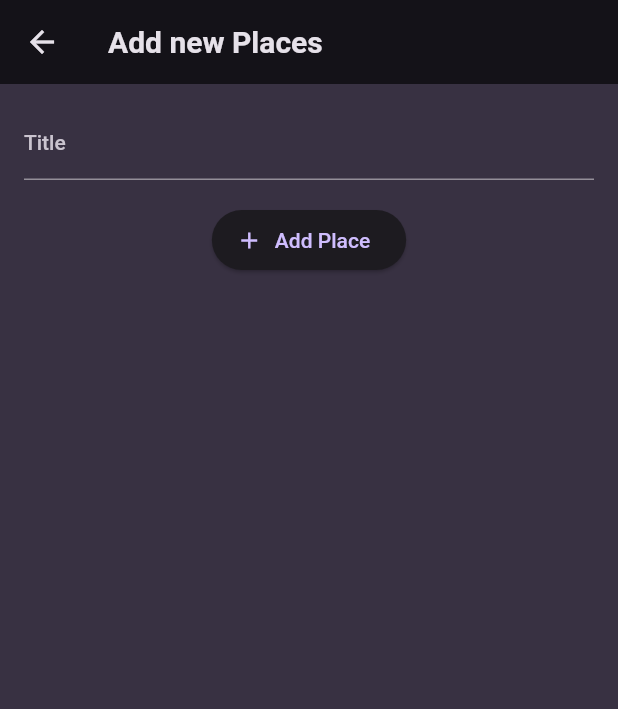
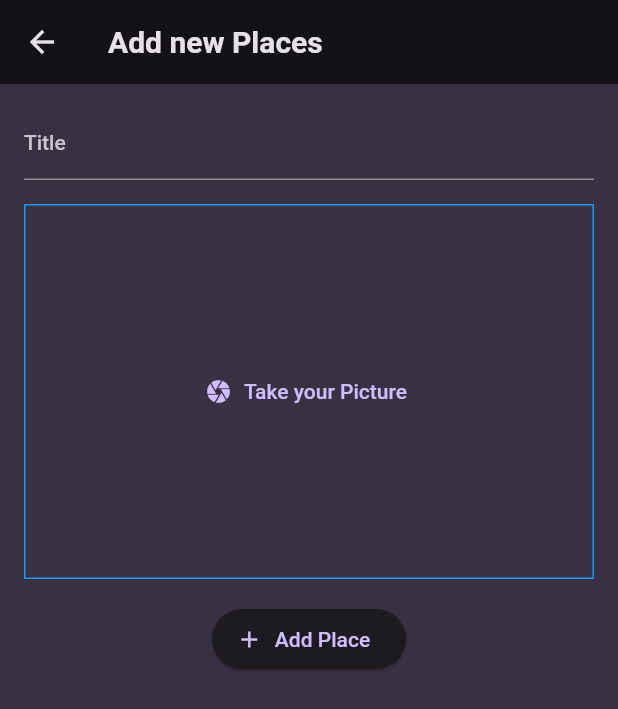
Before and after one commit to thinkofyashh/favorite_places, a Flutter app: the AddPlaceScreen screen opened directly, on a phone screen of 412 x 824 dp. Shown: the top 709 px of the screen. Run offline on Flutter 3.47's test engine with Material 2 defaults, Android fonts, the phone set to English and light mode, and no system bars; our stand-ins replace flutter_riverpod, google_fonts, image_picker; missing offline and left inert: dart:ffi.

Commit message:
using the device camera for taking pictures.

```diff
--- a/lib/screens/add_places.dart
+++ b/lib/screens/add_places.dart
@@ -1,6 +1,8 @@
+import 'package:favorite_places/widgets/imageinput.dart';
 import 'package:flutter/material.dart';
 import 'package:flutter_riverpod/flutter_riverpod.dart';
 import 'package:favorite_places/providers/user_places.dart';
+import 'package:image_picker/image_picker.dart';
 class AddPlaceScreen extends ConsumerStatefulWidget {
   const AddPlaceScreen({Key? key}) : super(key: key);
   @override
@@ -37,7 +39,10 @@ class _AddPlaceScreenState extends ConsumerState<AddPlaceScreen> {
               controller: titlecontroller,
               style:
                   TextStyle(color: Theme.of(context).colorScheme.onBackground),
+            ),const SizedBox(
+              height: 16,
             ),
+            ImageInput(),
             const SizedBox(
               height: 16,
             ),
--- /dev/null
+++ b/lib/widgets/imageinput.dart
@@ -0,0 +1,56 @@
+import 'dart:ffi';
+import 'dart:io';
+import 'package:image_picker/image_picker.dart';
+import 'package:flutter/material.dart';
+
+class ImageInput extends StatefulWidget {
+  const ImageInput({Key? key}) : super(key: key);
+
+  @override
+  State<ImageInput> createState() => _ImageInputState();
+}
+
+class _ImageInputState extends State<ImageInput> {
+  File? selectedimage;
+
+  void takepicture() async {
+    final imagepicker = ImagePicker();
+    final pickedImage = await imagepicker.pickImage(
+        source: ImageSource.camera, maxWidth: 600);
+    if (pickedImage == null) {
+      return;
+    }
+    selectedimage = File(pickedImage.path);
+  }
+
+  @override
+  Widget build(BuildContext context) {
+    Widget content = TextButton.icon(
+      icon: const Icon(Icons.camera),
+      label: const Text("Take your Picture"),
+      onPressed: takepicture,
+    );
+    if (selectedimage != null) {
+      setState(() {
+        content = GestureDetector(
+          onTap:takepicture ,
+          child: Image.file(selectedimage!, fit: BoxFit.cover,
+            height: double.infinity,
+            width: double.infinity,),
+        );
+      });
+    }
+    return Container(
+      decoration: BoxDecoration(
+          border: Border.all(
+              width: 1,
+              color: Theme
+                  .of(context)
+                  .primaryColor
+                  .withOpacity(1))),
+      height: 250,
+      width: double.infinity,
+      child: content,
+    );
+  }
+}
--- a/pubspec.yaml
+++ b/pubspec.yaml
@@ -38,6 +38,7 @@ dependencies:
   google_fonts: ^4.0.4
   uuid: ^3.0.7
   flutter_riverpod: ^2.3.6
+  image_picker: ^1.0.2
 
 
 dev_dependencies:
```
Also changed, not shown: lib/providers/user_places.dart (+9 -5 lines), pubspec.lock, 7 other files.
